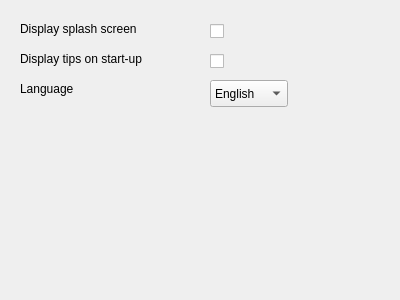
The window that IDE/GUI/dialogs/interfacecfg/interfacecfg_idegeneral.ui (AbyssAbbeba/MDS-picoblaze-AVR-ide) describes before a commit, drawn with Qt 5.
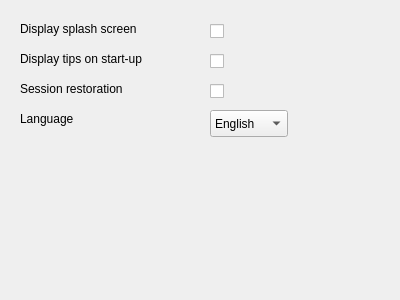
The same window after the commit.

Patch:
```diff
--- a/IDE/GUI/dialogs/interfacecfg/interfacecfg_idegeneral.ui
+++ b/IDE/GUI/dialogs/interfacecfg/interfacecfg_idegeneral.ui
@@ -17,7 +17,7 @@
    <property name="geometry">
     <rect>
      <x>20</x>
-     <y>80</y>
+     <y>110</y>
      <width>81</width>
      <height>17</height>
     </rect>
@@ -30,7 +30,7 @@
    <property name="geometry">
     <rect>
      <x>210</x>
-     <y>80</y>
+     <y>110</y>
      <width>78</width>
      <height>27</height>
     </rect>
@@ -59,7 +59,7 @@
     <rect>
      <x>20</x>
      <y>20</y>
-     <width>191</width>
+     <width>161</width>
      <height>17</height>
     </rect>
    </property>
@@ -72,7 +72,7 @@
     <rect>
      <x>210</x>
      <y>50</y>
-     <width>97</width>
+     <width>21</width>
      <height>22</height>
     </rect>
    </property>
@@ -85,7 +85,33 @@
     <rect>
      <x>210</x>
      <y>20</y>
-     <width>97</width>
+     <width>21</width>
+     <height>22</height>
+    </rect>
+   </property>
+   <property name="text">
+    <string/>
+   </property>
+  </widget>
+  <widget class="QLabel" name="label_4">
+   <property name="geometry">
+    <rect>
+     <x>20</x>
+     <y>80</y>
+     <width>161</width>
+     <height>17</height>
+    </rect>
+   </property>
+   <property name="text">
+    <string>Session restoration</string>
+   </property>
+  </widget>
+  <widget class="QCheckBox" name="chckSession">
+   <property name="geometry">
+    <rect>
+     <x>210</x>
+     <y>80</y>
+     <width>21</width>
      <height>22</height>
     </rect>
    </property>
```
